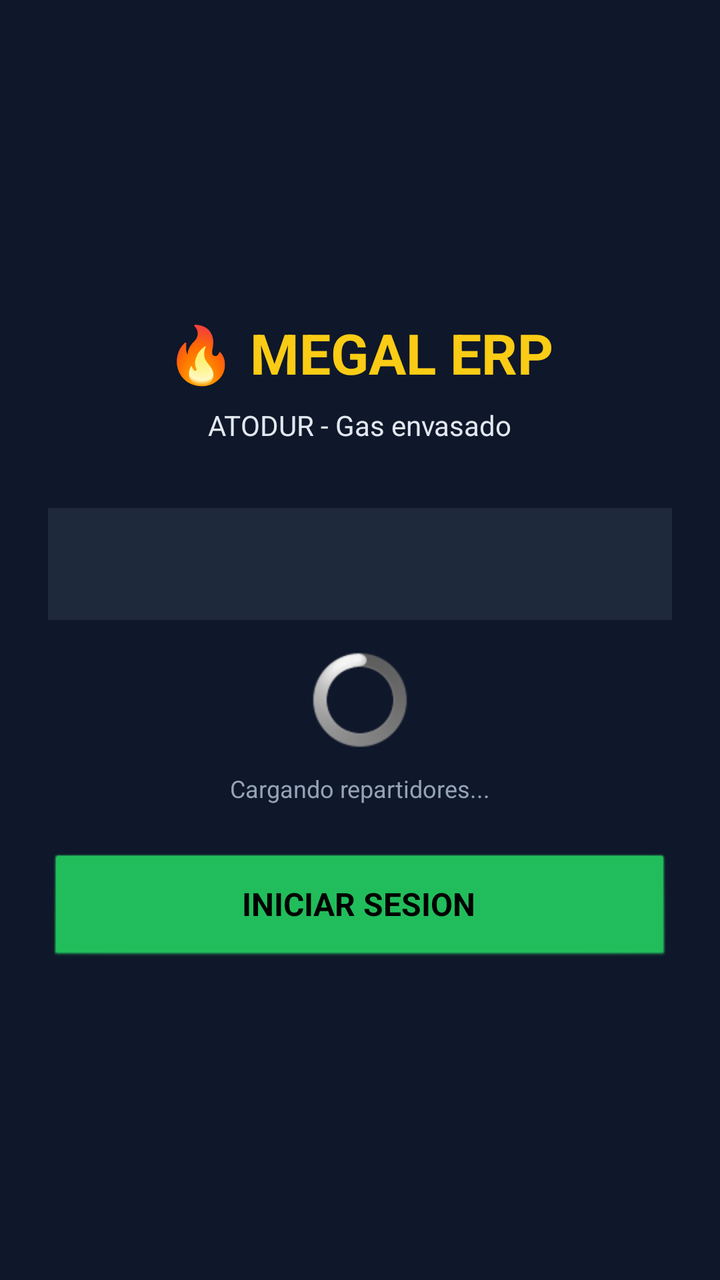
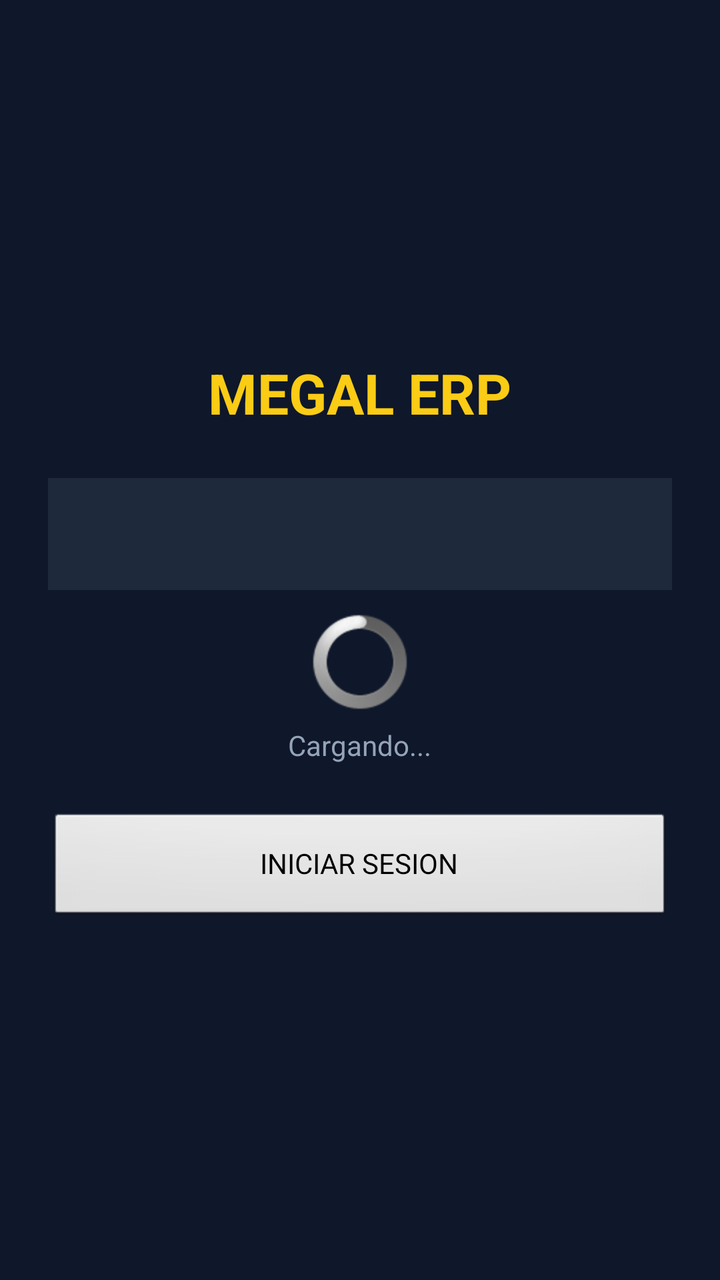

Compare the two renders of this Android layout. The source of the first and the diff that turns it into the second are given below.
<!-- AndroidManifest.xml: application theme android:Theme.NoTitleBar -->
<!-- res/layout/activity_login.xml -->
<?xml version="1.0" encoding="utf-8"?>
<LinearLayout xmlns:android="http://schemas.android.com/apk/res/android"
    android:layout_width="match_parent"
    android:layout_height="match_parent"
    android:orientation="vertical"
    android:gravity="center"
    android:padding="24dp"
    android:background="#0F172A">

    <TextView
        android:layout_width="wrap_content"
        android:layout_height="wrap_content"
        android:text="🔥 MEGAL ERP"
        android:textSize="28sp"
        android:textColor="#FACC15"
        android:textStyle="bold"
        android:layout_marginBottom="8dp"/>

    <TextView
        android:layout_width="wrap_content"
        android:layout_height="wrap_content"
        android:text="ATODUR - Gas envasado"
        android:textColor="#E2E8F0"
        android:layout_marginBottom="32dp"/>

    <Spinner
        android:id="@+id/spinnerLogin"
        android:layout_width="match_parent"
        android:layout_height="56dp"
        android:background="#1E293B"
        android:padding="12dp"
        android:layout_marginBottom="16dp"/>

    <ProgressBar
        android:id="@+id/progressLogin"
        android:layout_width="wrap_content"
        android:layout_height="wrap_content"
        android:layout_marginBottom="12dp"/>

    <TextView
        android:id="@+id/tvLoginInfo"
        android:layout_width="wrap_content"
        android:layout_height="wrap_content"
        android:text="Cargando repartidores..."
        android:textColor="#94A3B8"
        android:textSize="12sp"
        android:layout_marginBottom="24dp"/>

    <Button
        android:id="@+id/btnIniciarSesion"
        android:layout_width="match_parent"
        android:layout_height="56dp"
        android:text="INICIAR SESION"
        android:textStyle="bold"
        android:textSize="16sp"
        android:backgroundTint="#22C55E"/>

</LinearLayout>
<!-- resources referenced by this layout -->
<resources>

</resources>

<!-- the commit's change to res/layout/activity_login.xml (unified diff, before → after) -->
@@ -10,49 +10,37 @@
     <TextView
         android:layout_width="wrap_content"
         android:layout_height="wrap_content"
-        android:text="🔥 MEGAL ERP"
+        android:text="MEGAL ERP"
         android:textSize="28sp"
         android:textColor="#FACC15"
-        android:textStyle="bold"
-        android:layout_marginBottom="8dp"/>
-
-    <TextView
-        android:layout_width="wrap_content"
-        android:layout_height="wrap_content"
-        android:text="ATODUR - Gas envasado"
-        android:textColor="#E2E8F0"
-        android:layout_marginBottom="32dp"/>
+        android:textStyle="bold"/>
 
     <Spinner
         android:id="@+id/spinnerLogin"
         android:layout_width="match_parent"
         android:layout_height="56dp"
-        android:background="#1E293B"
-        android:padding="12dp"
-        android:layout_marginBottom="16dp"/>
+        android:layout_marginTop="24dp"
+        android:background="#1E293B"/>
 
     <ProgressBar
         android:id="@+id/progressLogin"
         android:layout_width="wrap_content"
         android:layout_height="wrap_content"
-        android:layout_marginBottom="12dp"/>
+        android:layout_marginTop="12dp"/>
 
     <TextView
         android:id="@+id/tvLoginInfo"
         android:layout_width="wrap_content"
         android:layout_height="wrap_content"
-        android:text="Cargando repartidores..."
+        android:text="Cargando..."
         android:textColor="#94A3B8"
-        android:textSize="12sp"
+        android:layout_marginTop="8dp"
         android:layout_marginBottom="24dp"/>
 
     <Button
         android:id="@+id/btnIniciarSesion"
         android:layout_width="match_parent"
         android:layout_height="56dp"
-        android:text="INICIAR SESION"
-        android:textStyle="bold"
-        android:textSize="16sp"
-        android:backgroundTint="#22C55E"/>
+        android:text="INICIAR SESION"/>
 
 </LinearLayout>
